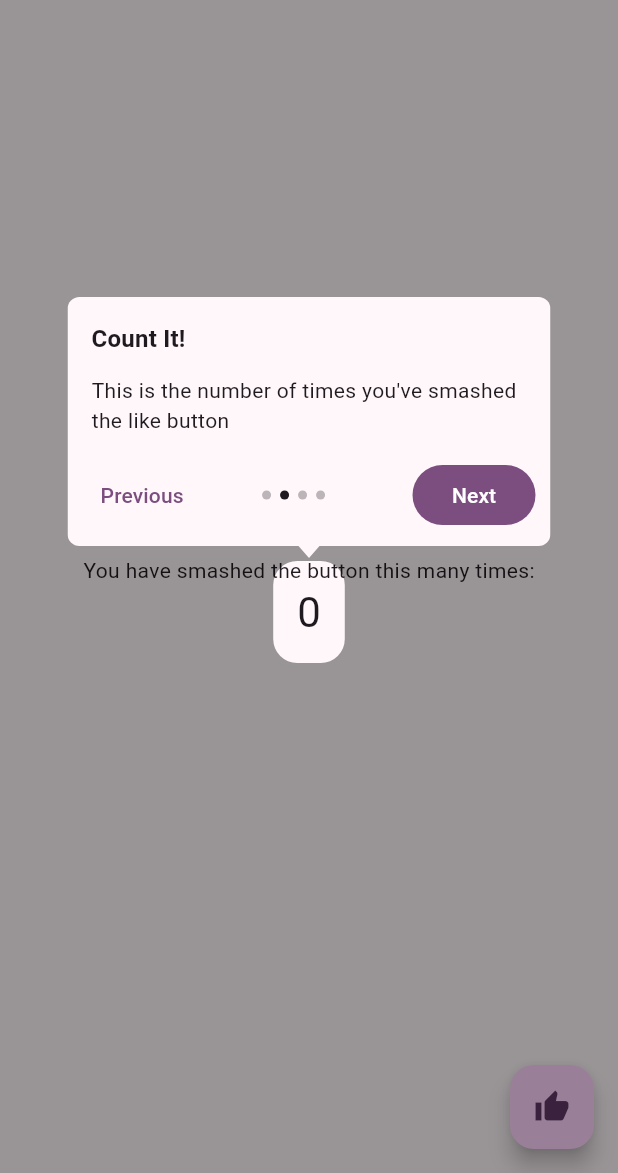
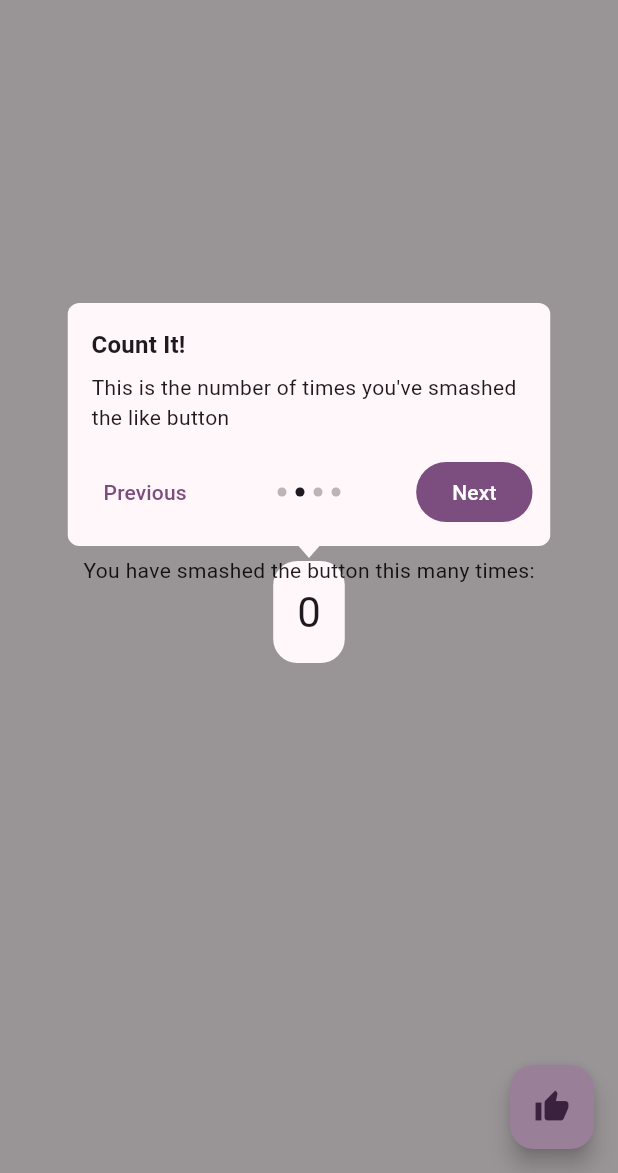
Before and after one commit to lukepighetti/flutter_hotspot, a Flutter app: the screen it shows after launch, after a tap on "End tour", after a tap on the "play arrow" icon, after a tap on "Next", on a phone screen of 412 x 824 dp, the part 63-1236 px from its top. Run offline on Flutter 3.47's test engine with Material 3 defaults, Android fonts, the phone set to English and light mode, and no system bars.

Commit message:
fix whitespace, fix page indicator not centered #6

```diff
--- a/lib/src/hotspot_action_builder.dart
+++ b/lib/src/hotspot_action_builder.dart
@@ -16,27 +16,29 @@ class HotspotActionBuilder extends StatelessWidget {
     final fg = controller.foregroundColor;
 
     return Padding(
-      padding: EdgeInsets.only(bottom: 10) +
+      padding: EdgeInsets.only(bottom: 12) +
           EdgeInsets.symmetric(
-            horizontal: 10,
+            horizontal: 12,
           ),
       child: Row(
         children: [
           /// Back / end tour button
-          TextButton(
-            child: Text(controller.isFirstPage ? 'End tour' : 'Previous'),
+          Expanded(
+            child: Align(
+              alignment: Alignment.centerLeft,
+              child: TextButton(
+                child: Text(
+                  controller.isFirstPage ? 'End tour' : 'Previous',
+                  maxLines: 2,
+                ),
                 onPressed: () {
                   controller.previous();
                 },
               ),
+            ),
+          ),
 
-          /// The number of hotspots indicator. It will auto-scale its size to fit if
-          /// it has too many items to fit horizontally.
-          Expanded(
-            flex: 4,
-            child: FittedBox(
-              fit: BoxFit.scaleDown,
-              child: Row(
+          Row(
             children: [
               for (var i = 0; i < controller.pages; i++)
                 AnimatedContainer(
@@ -45,27 +47,28 @@ class HotspotActionBuilder extends StatelessWidget {
                   curve: _curve,
                   decoration: BoxDecoration(
                     shape: BoxShape.circle,
-                        color:
-                            controller.index == i ? fg : fg?.withOpacity(0.3),
+                    color: controller.index == i ? fg : fg?.withOpacity(0.3),
                   ),
                   height: 6,
                   width: 6,
                 ),
             ],
           ),
-            ),
-          ),
-
-          SizedBox(width: 18),
 
           /// Next / done button.
-          ConstrainedBox(
-            constraints: BoxConstraints(minWidth: 82),
+          Expanded(
+            flex: 1,
+            child: Align(
+              alignment: Alignment.centerRight,
               child: FilledButton(
-              child: Text(controller.isLastPage ? 'Done' : 'Next'),
+                child: Text(
+                  controller.isLastPage ? 'Done' : 'Next',
+                  maxLines: 2,
+                ),
                 onPressed: () {
                   controller.next();
                 },
+              ),
             ),
           ),
         ],
--- a/lib/src/with_hotspot_x.dart
+++ b/lib/src/with_hotspot_x.dart
@@ -21,6 +21,7 @@ extension WithHotspotX on Widget {
           flow: flow,
           hotspotSize: hotspotSize,
           hotspotOffset: hotspotOffset,
+          order: order,
           calloutBody: Row(
             children: [
               if (icon != null) ...[
@@ -42,7 +43,7 @@ extension WithHotspotX on Widget {
                       ),
                     if (title.isNotEmpty && text.isNotEmpty)
                       SizedBox(
-                        height: 12,
+                        height: 6,
                       ),
                     if (text.isNotEmpty)
                       Text(
@@ -54,7 +55,6 @@ extension WithHotspotX on Widget {
               ),
             ],
           ),
-          order: order,
           child: this,
         );
       },
```
Lines whose indentation alone changed are shown as unchanged.
